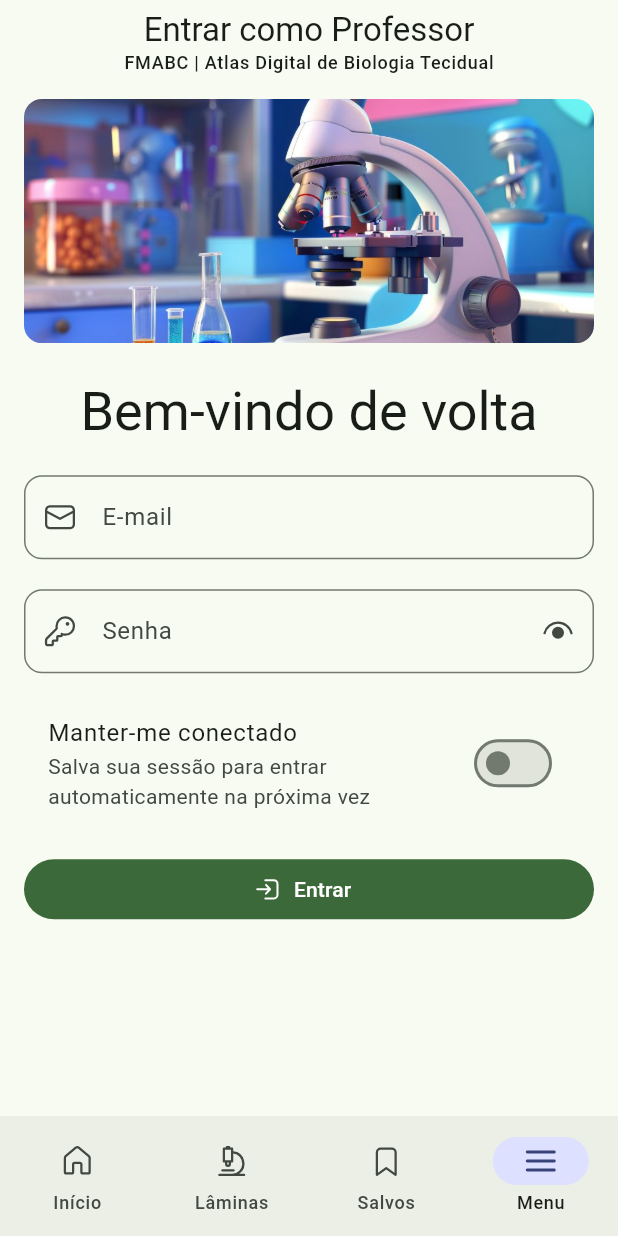
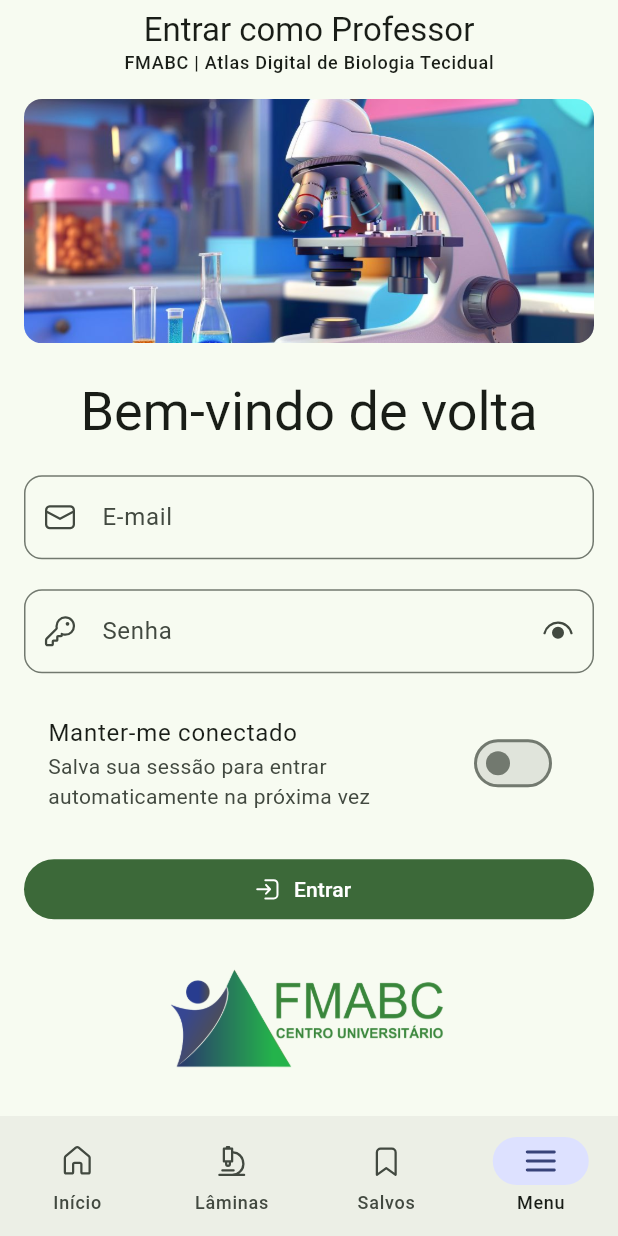
Before and after one commit to guimduarte/TTI206-ProjetoIntegradorInterdisciplinar-DesenvolvimentoMultiplataforma, a Flutter app: the LoginPage screen opened by its route, on a phone screen of 412 x 824 dp. Run offline on Flutter 3.47's test engine with Material 3 defaults, Android fonts, the phone set to English and light mode, and no system bars; our stand-ins replace fluentui_system_icons, go_router.

Commit message:
feat(login-page): exibir logo da FMABC no rodapé

```diff
--- a/atlas_digital_fmabc/lib/screens/admin/auth/login_page.dart
+++ b/atlas_digital_fmabc/lib/screens/admin/auth/login_page.dart
@@ -1,5 +1,6 @@
 import 'package:atlas_digital_fmabc/widgets/form/login_form.dart';
 import 'package:atlas_digital_fmabc/widgets/layout/app_bar/title_and_supporting_text.dart';
+import 'package:atlas_digital_fmabc/widgets/logo/logo.dart';
 import 'package:flutter/material.dart';
 
 /// Página de login para professores.
@@ -22,6 +23,11 @@ class LoginPage extends StatelessWidget {
       children: [
         // Form de login
         LoginForm(),
+        // Logo da FMABC
+        Padding(
+          padding: const EdgeInsets.symmetric(horizontal: 96, vertical: 4),
+          child: Logo(),
+        ),
       ],
     );
 
--- /dev/null
+++ b/atlas_digital_fmabc/lib/widgets/logo/logo.dart
@@ -0,0 +1,17 @@
+import 'package:flutter/material.dart';
+
+/// Imagem com a logo da FMABC. Variações de cores para diferentes fundos.
+class Logo extends StatelessWidget {
+  const Logo({super.key});
+
+  @override
+  Widget build(BuildContext context) {
+    const colorfulFile = "logo_fmabc.png";
+    const whiteFile = "logo_fmabc_white.png";
+
+    final isDark = Theme.of(context).brightness == Brightness.dark;
+    final fileName = isDark ? whiteFile : colorfulFile;
+
+    return Image.asset("assets/images/logo/$fileName");
+  }
+}
--- a/atlas_digital_fmabc/pubspec.yaml
+++ b/atlas_digital_fmabc/pubspec.yaml
@@ -13,6 +13,7 @@ dependencies:
     sdk: flutter
   fluentui_system_icons: ^1.1.273
   go_router: ^16.2.4
+  flutter_svg: ^2.2.1
 
 dev_dependencies:
   flutter_test:
@@ -23,3 +24,4 @@ flutter:
   uses-material-design: true
   assets:
     - assets/images/bg/ # Imagens de fundo e de decoração
+    - assets/images/logo/ # Logo da FMABC e do Atlas Digital
```
Also changed, not shown: atlas_digital_fmabc/assets/images/logo/logo_fmabc.png (added), atlas_digital_fmabc/assets/images/logo/logo_fmabc.svg (added), atlas_digital_fmabc/assets/images/logo/logo_fmabc_white.png (added), atlas_digital_fmabc/assets/images/logo/logo_fmabc_white.svg (added), atlas_digital_fmabc/pubspec.lock.
